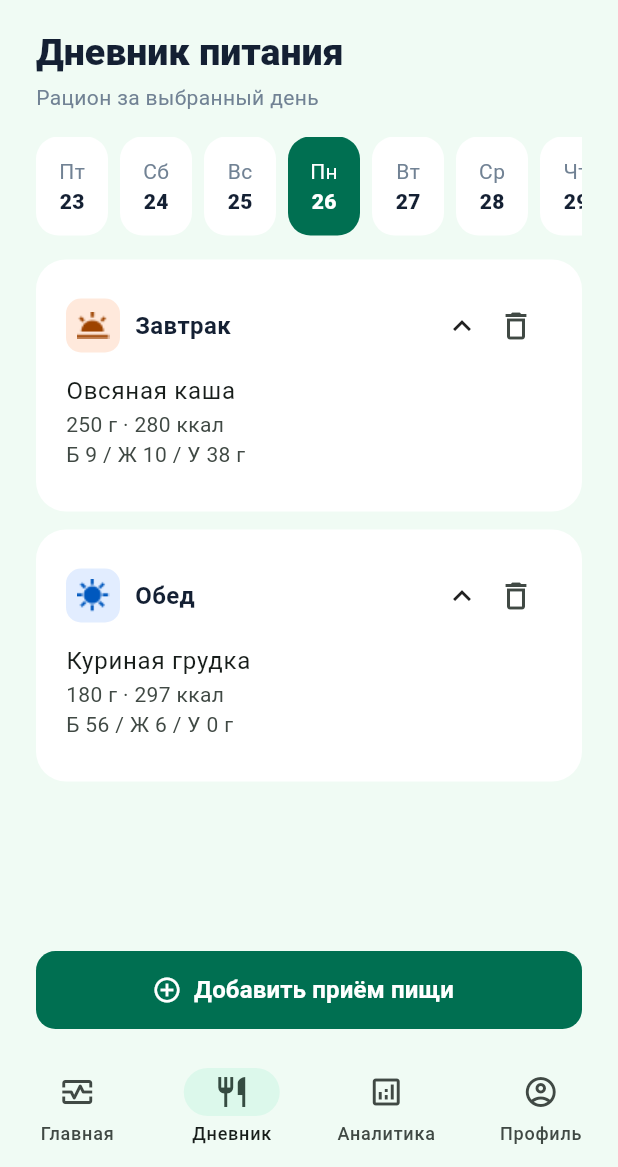
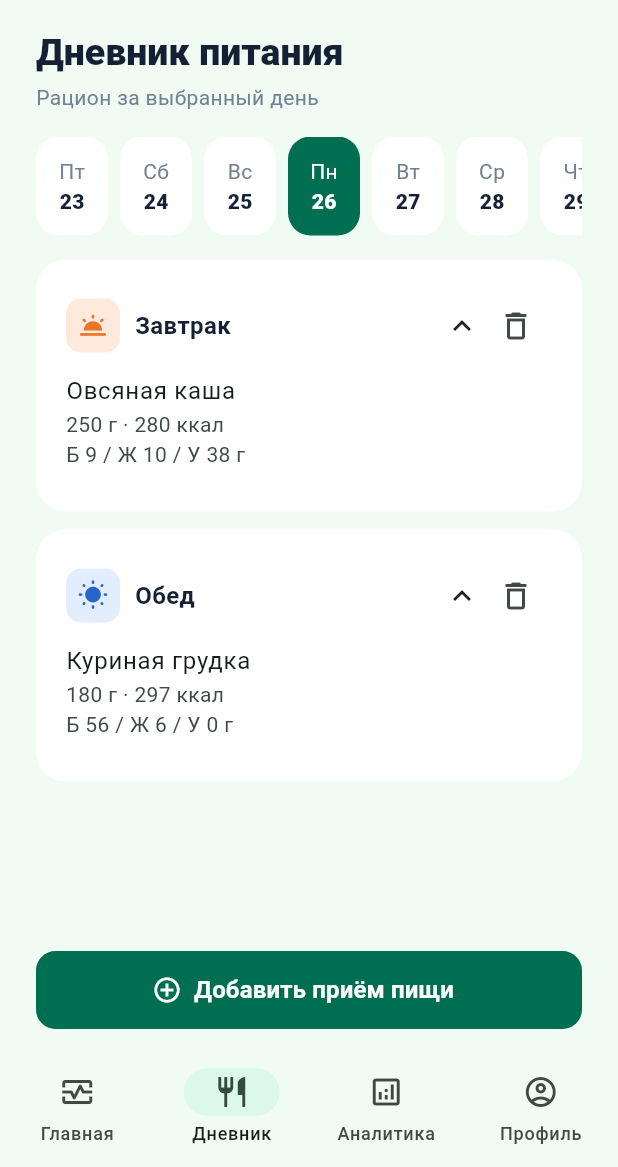
Before and after one commit to 4oys/health_app_ui, a Flutter app: the AppShell screen opened directly with empty values, item 2 of the bottom bar chosen, on a phone screen of 412 x 824 dp, the part 69-1236 px from its top. Run offline on Flutter 3.47's test engine with Material 3 defaults, Android fonts, the phone set to English and light mode, and no system bars.

Commit message:
feat(diary): заменить размытые иконки приёмов пищи векторными

```diff
--- a/lib/features/diary/presentation/diary_screen.dart
+++ b/lib/features/diary/presentation/diary_screen.dart
@@ -229,23 +229,29 @@ class _MealIcon extends StatelessWidget {
 
   @override
   Widget build(BuildContext context) {
-    final String? asset;
+    final IconData icon;
+    final Color foreground;
     final Color background;
     switch (meal) {
       case 'Завтрак':
-        asset = 'assets/meal_icons/breakfast.png';
+        icon = Icons.wb_twilight_rounded;
+        foreground = const Color(0xFFE97626);
         background = const Color(0xFFFFE9DC);
       case 'Обед':
-        asset = 'assets/meal_icons/lunch.png';
+        icon = Icons.wb_sunny_rounded;
+        foreground = const Color(0xFF2666C8);
         background = const Color(0xFFE2EDFF);
       case 'Перекус':
-        asset = 'assets/meal_icons/snack.png';
+        icon = Icons.eco_rounded;
+        foreground = const Color(0xFF345A48);
         background = const Color(0xFFE7F0EA);
       case 'Ужин':
-        asset = 'assets/meal_icons/dinner.png';
+        icon = Icons.nightlight_round_rounded;
+        foreground = const Color(0xFF7664A2);
         background = const Color(0xFFEDEAF8);
       default:
-        asset = null;
+        icon = Icons.restaurant_menu_rounded;
+        foreground = AppColors.green;
         background = AppColors.mint;
     }
     return Container(
@@ -256,16 +262,7 @@ class _MealIcon extends StatelessWidget {
         color: background,
         borderRadius: BorderRadius.circular(10),
       ),
-      child: asset == null
-          ? const Icon(Icons.edit_rounded, size: 20, color: AppColors.green)
-          : Image.asset(
-              asset,
-              width: 22,
-              height: 22,
-              fit: BoxFit.contain,
-              filterQuality: FilterQuality.medium,
-              excludeFromSemantics: true,
-            ),
+      child: Icon(icon, size: 21, color: foreground),
     );
   }
 }
--- a/pubspec.yaml
+++ b/pubspec.yaml
@@ -60,7 +60,6 @@ flutter:
   uses-material-design: true
   assets:
     - assets/logo.png
-    - assets/meal_icons/
 
   # To add assets to your application, add an assets section, like this:
   # assets:
```
Also changed, not shown: assets/meal_icons/breakfast.png (deleted), assets/meal_icons/dinner.png (deleted), assets/meal_icons/lunch.png (deleted), assets/meal_icons/snack.png (deleted).
